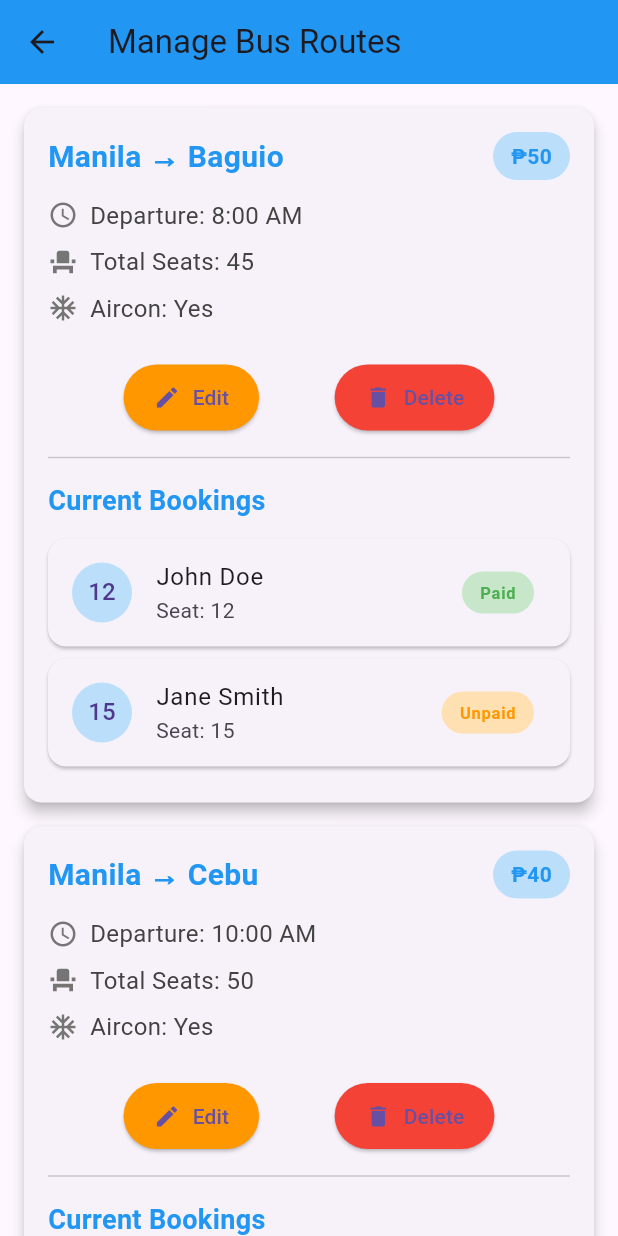
After one commit to argieuwu/paw-patrol-ticketing, a Flutter app: the AdminHomeScreen screen opened directly, after a tap on "Manage Current Bus Routes", on a phone screen of 412 x 824 dp. The commit adds this screen. Run offline on Flutter 3.47's test engine with Material 3 defaults, Android fonts, the light colour scheme and no system bars; our stand-ins replace cloud_firestore, firebase_auth, firebase_core, fluentui_icons, qr_flutter; missing offline and left inert: board_datetime_picker, qr_code_scanner; accounts and stored records are empty.

Commit message:
adding Manage Bus page for editing or deleting current buses.

```diff
--- a/lib/Admin/pages/AdminHomeScreen.dart
+++ b/lib/Admin/pages/AdminHomeScreen.dart
@@ -1,4 +1,5 @@
 import 'package:capstone2/Admin/pages/AddBusRouteScreen.dart';
+import 'package:capstone2/Admin/pages/ManageBusRoutesScreen.dart';
 import 'package:capstone2/Admin/pages/MarkTripCompletedScreen.dart';
 import 'package:capstone2/Admin/pages/ScanQRScreen.dart';
 import 'package:capstone2/Admin/pages/ViewBookingsScreen.dart';
@@ -28,6 +29,20 @@ class AdminHomeScreen extends StatelessWidget {
           },
             child: Text('Add Bus Route'),
           ),
+
+          SizedBox(height: 16),
+          ElevatedButton(
+            onPressed:(){
+              Navigator.push(context,
+                  MaterialPageRoute(
+                      builder: (context) => ManageBusRoutesScreen()
+                  )
+              );
+            },
+            child: Text('Manage Current Bus Routes'),
+
+          ),
+
           SizedBox(height: 16),
           ElevatedButton(
               onPressed: (){
@@ -37,6 +52,7 @@ class AdminHomeScreen extends StatelessWidget {
                 )
             );
           },
+
             child: Text('View Bookings'),
           ),
           SizedBox(height: 16),
--- /dev/null
+++ b/lib/Admin/pages/ManageBusRoutesScreen.dart
@@ -0,0 +1,196 @@
+import 'package:flutter/material.dart';
+
+class ManageBusRoutesScreen extends StatelessWidget {
+  const ManageBusRoutesScreen({super.key});
+
+  @override
+
+  Widget build(BuildContext context) {
+    final List<Map<String, dynamic>> sampleRoutes = [
+      {
+        'from': 'Manila',
+        'to': 'Baguio',
+        'departure': '8:00 AM',
+        'seats': '45',
+        'price': '50',
+        'aircon': true,
+        'bookings': [
+          {'passenger': 'John Doe', 'seat': '12', 'paid': true},
+          {'passenger': 'Jane Smith', 'seat': '15', 'paid': false},
+        ],
+      },
+      {
+        'from': 'Manila',
+        'to': 'Cebu',
+        'departure': '10:00 AM',
+        'seats': '50',
+        'price': '40',
+        'aircon': true,
+        'bookings': [
+          {'passenger': 'Mike Johnson', 'seat': '8', 'paid': true},
+        ],
+      },
+    ];
+
+    return Scaffold(
+      appBar: AppBar(
+        title: const Text('Manage Bus Routes'),
+        backgroundColor: Colors.blue,
+      ),
+      body: ListView.builder(
+        padding: const EdgeInsets.all(16.0),
+        itemCount: sampleRoutes.length,
+        itemBuilder: (context, index) {
+          final route = sampleRoutes[index];
+          return Card(
+            margin: const EdgeInsets.only(bottom: 16.0),
+            elevation: 4,
+            shape: RoundedRectangleBorder(
+              borderRadius: BorderRadius.circular(12),
+            ),
+            child: Padding(
+              padding: const EdgeInsets.all(16.0),
+              child: Column(
+                crossAxisAlignment: CrossAxisAlignment.start,
+                children: [
+                  // Route Information
+                  Row(
+                    mainAxisAlignment: MainAxisAlignment.spaceBetween,
+                    children: [
+                      Text(
+                        '${route['from']} → ${route['to']}',
+                        style: const TextStyle(
+                          fontSize: 20,
+                          fontWeight: FontWeight.bold,
+                          color: Colors.blue,
+                        ),
+                      ),
+                      Container(
+                        padding: const EdgeInsets.symmetric(horizontal: 12, vertical: 6),
+                        decoration: BoxDecoration(
+                          color: Colors.blue.shade100,
+                          borderRadius: BorderRadius.circular(20),
+                        ),
+                        child: Text(
+                          '₱${route['price']}',
+                          style: const TextStyle(
+                            fontWeight: FontWeight.bold,
+                            color: Colors.blue,
+                          ),
+                        ),
+                      ),
+                    ],
+                  ),
+                  const SizedBox(height: 12),
+                  // Route Details
+                  _buildInfoRow(Icons.access_time, 'Departure: ${route['departure']}'),
+                  _buildInfoRow(Icons.event_seat, 'Total Seats: ${route['seats']}'),
+                  _buildInfoRow(Icons.ac_unit, 'Aircon: ${route['aircon'] ? "Yes" : "No"}'),
+
+                  const SizedBox(height: 16),
+
+                  // Action Buttons
+                  Row(
+                    mainAxisAlignment: MainAxisAlignment.spaceEvenly,
+                    children: [
+                      ElevatedButton.icon(
+                        onPressed: () {
+                          // Edit functionality
+                        },
+                        style: ElevatedButton.styleFrom(
+                          backgroundColor: Colors.orange,
+                          padding: const EdgeInsets.symmetric(horizontal: 20, vertical: 12),
+                        ),
+                        icon: const Icon(Icons.edit),
+                        label: const Text('Edit'),
+                      ),
+                      ElevatedButton.icon(
+                        onPressed: () {
+                          // Delete functionality
+                        },
+                        style: ElevatedButton.styleFrom(
+                          backgroundColor: Colors.red,
+                          padding: const EdgeInsets.symmetric(horizontal: 20, vertical: 12),
+                        ),
+                        icon: const Icon(Icons.delete),
+                        label: const Text('Delete'),
+                      ),
+                    ],
+                  ),
+
+                  const Divider(height: 32),
+
+                  // Bookings Section
+                  const Text(
+                    'Current Bookings',
+                    style: TextStyle(
+                      fontSize: 18,
+                      fontWeight: FontWeight.bold,
+                      color: Colors.blue,
+                    ),
+                  ),
+                  const SizedBox(height: 12),
+                  if (route['bookings'].isEmpty)
+                    const Text('No bookings for this route')
+                  else
+                    ListView.builder(
+                      shrinkWrap: true,
+                      physics: const NeverScrollableScrollPhysics(),
+                      itemCount: route['bookings'].length,
+                      itemBuilder: (context, bookingIndex) {
+                        final booking = route['bookings'][bookingIndex];
+                        return Card(
+                          margin: const EdgeInsets.only(bottom: 8),
+                          child: ListTile(
+                            leading: CircleAvatar(
+                              backgroundColor: Colors.blue.shade100,
+                              child: Text(booking['seat']),
+                            ),
+                            title: Text(booking['passenger']),
+                            subtitle: Text('Seat: ${booking['seat']}'),
+                            trailing: Container(
+                              padding: const EdgeInsets.symmetric(horizontal: 12, vertical: 6),
+                              decoration: BoxDecoration(
+                                color: booking['paid'] ? Colors.green.shade100 : Colors.orange.shade100,
+                                borderRadius: BorderRadius.circular(20),
+                              ),
+                              child: Text(
+                                booking['paid'] ? 'Paid' : 'Unpaid',
+                                style: TextStyle(
+                                  color: booking['paid'] ? Colors.green : Colors.orange,
+                                  fontWeight: FontWeight.bold,
+                                ),
+                              ),
+                            ),
+                          ),
+                        );
+                      },
+                    ),
+                ],
+              ),
+            ),
+          );
+        },
+      ),
+    );
+  }
+
+  Widget _buildInfoRow(IconData icon, String text) {
+    return Padding(
+      padding: const EdgeInsets.only(bottom: 8),
+      child: Row(
+        children: [
+          Icon(icon, size: 20, color: Colors.grey[600]),
+          const SizedBox(width: 8),
+          Text(
+            text,
+            style: TextStyle(
+              fontSize: 16,
+              color: Colors.grey[800],
+            ),
+          ),
+        ],
+      ),
+    );
+  }
+}
```
